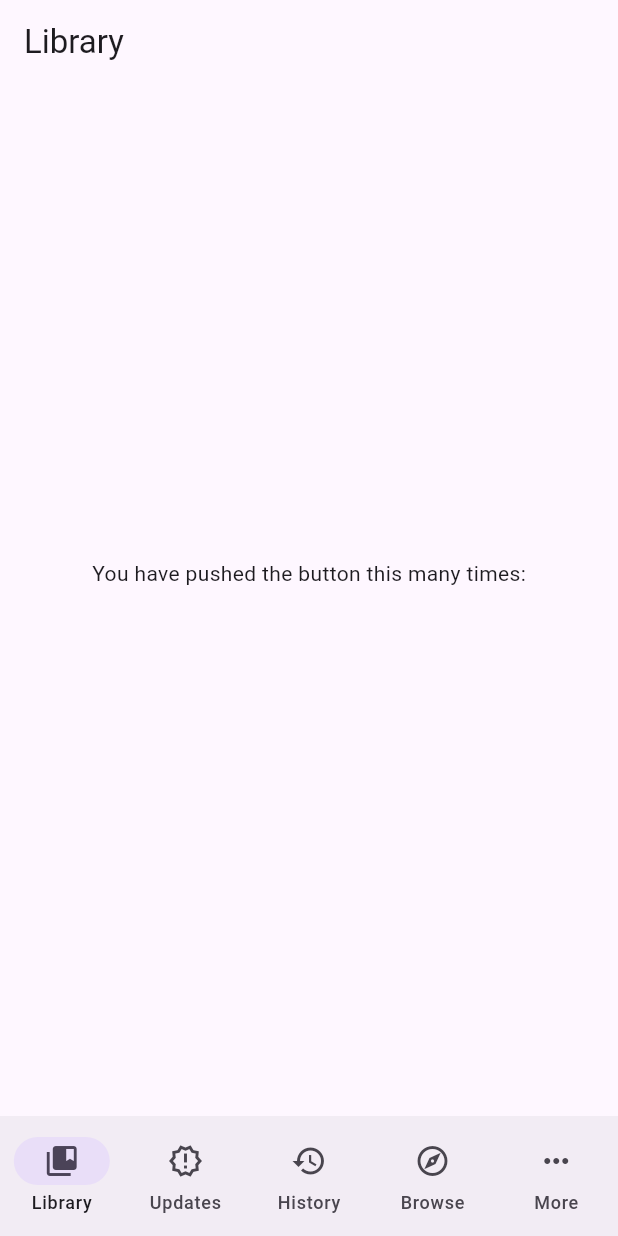
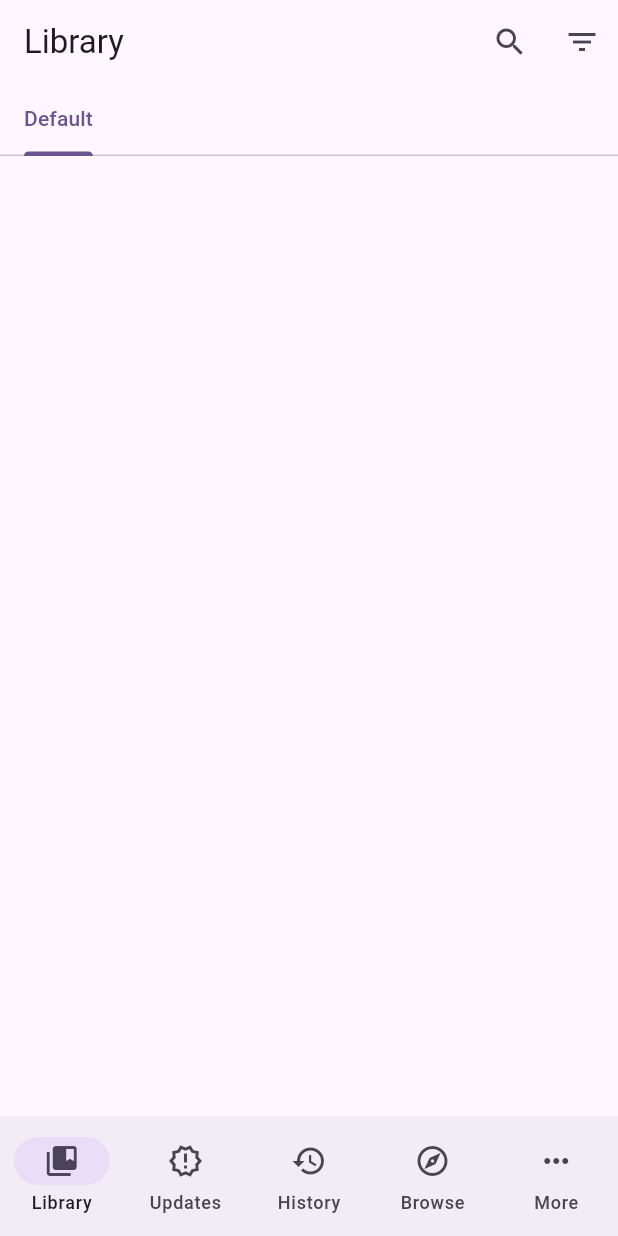
Before and after one commit to KnotUntied/flutteryomi, a Flutter app: the screen it shows after launch, on a phone screen of 412 x 824 dp. Run offline on Flutter 3.47's test engine with Material 2 defaults, Android fonts, the phone set to English and light mode, and no system bars; generated files the repository leaves out were written again.

Commit message:
Progress on more page

```diff
--- a/lib/pages/home.dart
+++ b/lib/pages/home.dart
@@ -2,6 +2,7 @@ import 'package:flutter/material.dart';
 import 'package:flutter_gen/gen_l10n/app_localizations.dart';
 
 import 'package:flutteryomi/pages/library.dart';
+import 'package:flutteryomi/pages/more.dart';
 
 
 class HomePage extends StatefulWidget {
@@ -28,25 +29,17 @@ class _HomePageState extends State<HomePage> {
       case 3:
         page = const LibraryPage();
       case 4:
-        page = const LibraryPage();
+        page = const MorePage();
       default:
         throw UnimplementedError('Undefined page from menu.');
     }
 
     return LayoutBuilder(builder: (context, constraints) {
       return Scaffold(
-        body: Column(
-          children: [
-            Expanded(
-              child: Container(
-                child: page,
-              ),
-            ),
-            NavigationBar(
+        body: Center(child: page),
+        bottomNavigationBar: NavigationBar(
           onDestinationSelected: (int index) {
-                setState(() {
-                  currentPageIndex = index;
-                });
+            setState(() { currentPageIndex = index; });
           },
           selectedIndex: currentPageIndex,
           destinations: <NavigationDestination>[
@@ -77,8 +70,6 @@ class _HomePageState extends State<HomePage> {
             ),
           ],
         ),
-          ],
-        ),
       );
     });
   }
--- a/lib/pages/library.dart
+++ b/lib/pages/library.dart
@@ -10,51 +10,68 @@ class LibraryPage extends StatefulWidget {
 }
 
 class _LibraryPageState extends State<LibraryPage> {
-  final String _query = '';
+  //final String _query = '';
 
   void _incrementCounter() {
-    setState(() {
-      // This call to setState tells the Flutter framework that something has
-      // changed in this State, which causes it to rerun the build method below
-      // so that the display can reflect the updated values. If we changed
-      // _query without calling setState(), then the build method would not be
-      // called again, and so nothing would appear to happen.
-      //_query++;
-    });
+    //setState(() { _query++; });
   }
 
   @override
   Widget build(BuildContext context) {
     final lang = AppLocalizations.of(context);
-    // This method is rerun every time setState is called, for instance as done
-    // by the _incrementCounter method above.
-    return Scaffold(
-      appBar: AppBar(
-        // TRY THIS: Try changing the color here to a specific color (to
-        // Colors.amber, perhaps?) and trigger a hot reload to see the AppBar
-        // change color while the other colors stay the same.
-        //backgroundColor: Theme.of(context).colorScheme.inversePrimary,
-        // Here we take the value from the LibraryPage object that was created by
-        // the App.build method, and use it to set our appbar title.
-        title: Text(lang.label_library),
-      ),
-      body: Center(
-        child: Column(
-          mainAxisAlignment: MainAxisAlignment.center,
-          children: <Widget>[
-            const Text('You have pushed the button this many times:',),
-            Text(
-              '$_query',
-              style: Theme.of(context).textTheme.headlineMedium,
+    return DefaultTabController(
+      length: 1,
+      child: Scaffold(
+        appBar: AppBar(
+          title: Text(lang.label_library),
+          actions: <Widget>[
+            IconButton(
+              icon: const Icon(Icons.search),
+              onPressed: () {
+                ScaffoldMessenger.of(context).showSnackBar(
+                    const SnackBar(content: Text('This is a snackbar')));
+              },
+            ),
+            IconButton(
+              icon: const Icon(Icons.filter_list),
+              onPressed: () {
+                Navigator.push(context, MaterialPageRoute<void>(
+                  builder: (BuildContext context) {
+                    return Scaffold(
+                      appBar: AppBar(
+                        title: const Text('Next page'),
+                      ),
+                      body: const Center(
+                        child: Text(
+                          'This is the next page',
+                          style: TextStyle(fontSize: 24),
+                        ),
+                      ),
+                    );
+                  },
+                ));
+              },
             ),
           ],
+          bottom: TabBar(
+            isScrollable: true,
+            tabAlignment: TabAlignment.start,
+            tabs: <Widget>[
+              Tab(text: lang.label_default),
+            ],
+          ),
         ),
+        //body: TabBarView(
+          //children: myTabs.map((Tab tab) {
+          //  return Center(
+          //    child: Text(
+          //      'This is the tab',
+          //      style: const TextStyle(fontSize: 36),
+          //    ),
+          //  );
+          //}).toList(),
+        //),
       ),
-      //floatingActionButton: FloatingActionButton(
-      //  onPressed: _incrementCounter,
-      //  tooltip: 'Increment',
-      //  child: const Icon(Icons.add),
-      //),
     );
   }
 }
--- a/pubspec.yaml
+++ b/pubspec.yaml
@@ -40,6 +40,8 @@ dependencies:
   intl: any
   http: ^1.1.0
   shared_preferences: ^2.2.1
+  sqflite: ^2.3.0
+  path: ^1.8.3
 
 dev_dependencies:
   flutter_test:
```
Also changed, not shown: lib/l10n/app_en.arb (+26 -1 lines), lib/pages/more.dart (+54 -14 lines), pubspec.lock, 1 other file. Lines whose indentation alone changed are shown as unchanged.
